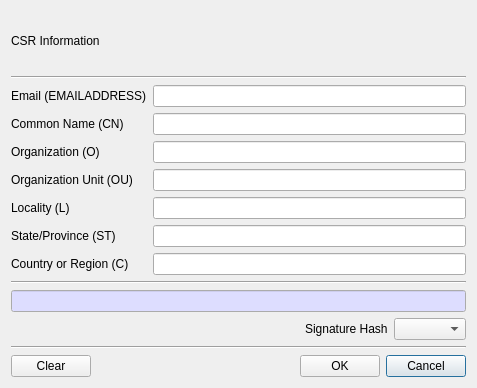
Qt form BerEditor/make_csr_dlg.ui (jykim74/BerEditor) before a commit.
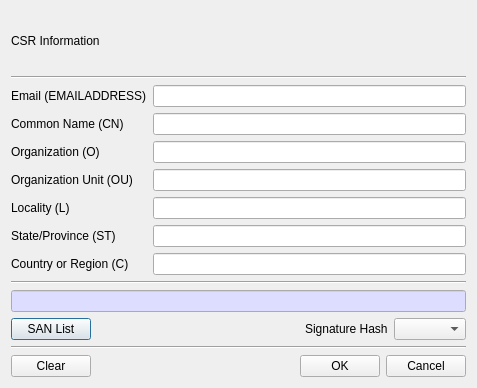
The same form after that commit.

Commit message: ACME Client UI 개선

```diff
--- a/BerEditor/make_csr_dlg.ui
+++ b/BerEditor/make_csr_dlg.ui
@@ -176,17 +176,17 @@
    </item>
    <item>
     <layout class="QGridLayout" name="gridLayout_4">
-     <item row="0" column="1">
+     <item row="0" column="3">
+      <widget class="QComboBox" name="mSignHashCombo"/>
+     </item>
+     <item row="0" column="2">
       <widget class="QLabel" name="label_9">
        <property name="text">
         <string>Signature Hash</string>
        </property>
       </widget>
      </item>
-     <item row="0" column="2">
-      <widget class="QComboBox" name="mSignHashCombo"/>
-     </item>
-     <item row="0" column="0">
+     <item row="0" column="1">
       <spacer name="horizontalSpacer_2">
        <property name="orientation">
         <enum>Qt::Horizontal</enum>
@@ -199,6 +199,13 @@
        </property>
       </spacer>
      </item>
+     <item row="0" column="0">
+      <widget class="QPushButton" name="mSANListBtn">
+       <property name="text">
+        <string>SAN List</string>
+       </property>
+      </widget>
+     </item>
     </layout>
    </item>
    <item>
```
The commit also changes 7 other files.
